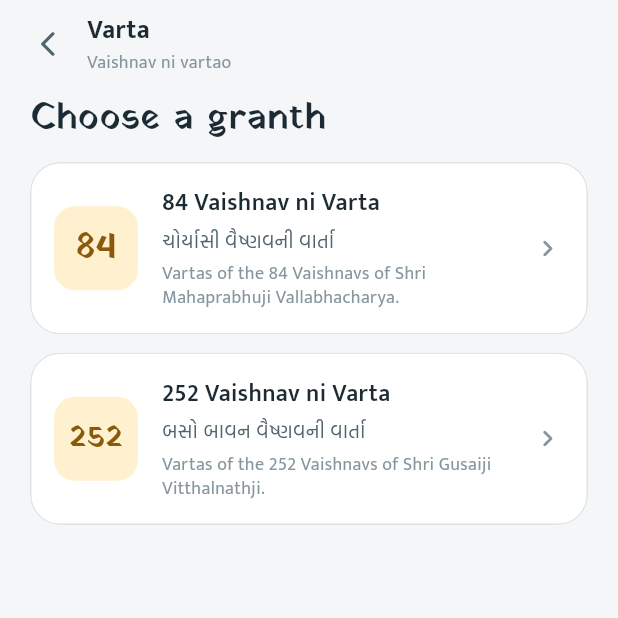
After one commit to priyankraychura/pushtimarg_new, a Flutter app: the VartaScreen screen opened by its route, on a phone screen of 412 x 824 dp, the top half of it. The commit adds this screen. Run offline on Flutter 3.47's test engine with Material 3 defaults, Android fonts, the phone set to English and light mode, and no system bars; drawn by our look-alikes of flutter_animate; our stand-ins replace cloud_firestore, firebase_auth, firebase_core, flutter_riverpod, go_router, google_sign_in and 2 more; accounts and stored records are empty.

Commit message:
Add Varta screen, route, and collection enum
Introduce Varta feature: add VartaScreen UI and VartaCollection enum, register a /varta route, and update the home category tiles. Changes: add lib/features/varta/presentation/varta_screen.dart (landing UI with cards for 84 and 252 granths, shows coming-soon Snackbar), add lib/features/varta/domain/varta_collection.dart (metadata and fromKey), add AppRoutes.varta and router entry, and update CategoryGrid to show Varta counts and navigate to the Varta screen instead of setting the bhajan filter.

````diff
--- a/lib/core/router/app_router.dart
+++ b/lib/core/router/app_router.dart
@@ -13,6 +13,7 @@ import '../../features/home/presentation/home_screen.dart';
 import '../../features/lyrics/presentation/lyrics_screen.dart';
 import '../../features/settings/presentation/settings_screen.dart';
 import '../../features/shell/presentation/app_shell.dart';
+import '../../features/varta/presentation/varta_screen.dart';
 import '../theme/theme.dart';
 import '../widgets/container_transform_page.dart';
 import 'app_routes.dart';
@@ -71,6 +72,11 @@ final routerProvider = Provider<GoRouter>((ref) {
         pageBuilder: (_, s) => _sharedAxis(s, const CalendarScreen()),
       ),
       GoRoute(
+        path: AppRoutes.varta,
+        parentNavigatorKey: _rootKey,
+        pageBuilder: (_, s) => _sharedAxis(s, const VartaScreen()),
+      ),
+      GoRoute(
         path: AppRoutes.lyrics,
         parentNavigatorKey: _rootKey,
         // Grows out of the tapped card (passed as `extra`) and shrinks back on
--- a/lib/core/router/app_routes.dart
+++ b/lib/core/router/app_routes.dart
@@ -11,6 +11,7 @@ abstract final class AppRoutes {
   // Pushed screens
   static const calendar = '/calendar';
   static const search = '/search';
+  static const varta = '/varta';
   static const lyrics = '/lyrics/:id';
   static String lyricsFor(String id) => '/lyrics/$id';
 }
--- a/lib/features/home/presentation/widgets/category_grid.dart
+++ b/lib/features/home/presentation/widgets/category_grid.dart
@@ -8,9 +8,11 @@ import '../../../../core/utils/context_extensions.dart';
 import '../../../../core/widgets/widgets.dart';
 import '../../../bhajans/domain/bhajan.dart';
 import '../../../bhajans/providers/bhajan_providers.dart';
+import '../../../varta/domain/varta_collection.dart';
 
 /// Four browse tiles — Aarti, Kirtan, Pad, Varta — with live counts.
-/// Tapping sets the filter and switches to the Bhajans tab.
+/// Tapping sets the filter and switches to the Bhajans tab; Varta instead
+/// opens its own screen (84 / 252 Vaishnav ni Varta).
 class CategoryGrid extends ConsumerWidget {
   const CategoryGrid({super.key});
 
@@ -29,6 +31,10 @@ class CategoryGrid extends ConsumerWidget {
                 radius: AppRadius.xl,
                 padding: const EdgeInsets.fromLTRB(6, 14, 6, 10),
                 onTap: () {
+                  if (cat == BhajanCategory.varta) {
+                    context.push(AppRoutes.varta);
+                    return;
+                  }
                   ref.read(bhajanFilterProvider.notifier).setCategory(cat);
                   context.go(AppRoutes.bhajans);
                 },
@@ -37,8 +43,13 @@ class CategoryGrid extends ConsumerWidget {
                     IconTile(icon: cat.icon, tone: cat.tone),
                     Gap.xs,
                     Text(cat.label, style: AppTypography.labelMedium.copyWith(fontSize: 13, color: c.ink)),
-                    Text('${all.where((b) => b.category == cat).length}',
-                        style: AppTypography.caption.copyWith(color: c.ink3)),
+                    Text(
+                      // Varta has no bhajan rows; show the two granth sizes instead.
+                      cat == BhajanCategory.varta
+                          ? VartaCollection.values.map((v) => v.count).join(' · ')
+                          : '${all.where((b) => b.category == cat).length}',
+                      style: AppTypography.caption.copyWith(color: c.ink3),
+                    ),
                   ],
                 ),
               ),
--- /dev/null
+++ b/lib/features/varta/domain/varta.dart
@@ -0,0 +1,121 @@
+import 'package:flutter/foundation.dart';
+
+import 'varta_collection.dart';
+
+/// One numbered episode ("પ્રસંગ ૧") of a varta. Most are a single
+/// paragraph; a few open with a shloka followed by its commentary.
+@immutable
+class VartaPrasang {
+  const VartaPrasang({required this.number, required this.paragraphs});
+
+  final int number;
+  final List<String> paragraphs;
+
+  factory VartaPrasang.fromMap(Map<String, dynamic> m) => VartaPrasang(
+        number: (m['number'] as num?)?.toInt() ?? 0,
+        paragraphs: List<String>.from(m['paragraphs'] as List? ?? const []),
+      );
+
+  Map<String, dynamic> toMap() => {'number': number, 'paragraphs': paragraphs};
+}
+
+/// The varta of one vaishnav: heading, prasangs, the "સાર" points that
+/// follow them, and any closing notes (a dhol, where the sevya swaroop is
+/// today). A varta usually has one section; some bundle a relative's varta
+/// after the main one (Govindswami → his sister Kanhbai).
+@immutable
+class VartaSection {
+  const VartaSection({
+    required this.title,
+    this.prasangs = const [],
+    this.saar = const [],
+    this.notes = const [],
+  });
+
+  /// Heading line, e.g. "શ્રી ગુસાંઈજીના સેવક ગોવિંદસ્વામી … તેમની વાર્તા".
+  final String title;
+  final List<VartaPrasang> prasangs;
+
+  /// Summary points ("સાર"), one string each; numbered by the reader.
+  final List<String> saar;
+  final List<String> notes;
+
+  factory VartaSection.fromMap(Map<String, dynamic> m) => VartaSection(
+        title: m['title'] as String? ?? '',
+        prasangs: [
+          for (final p in m['prasangs'] as List? ?? const []) VartaPrasang.fromMap(Map<String, dynamic>.from(p as Map)),
+        ],
+        saar: List<String>.from(m['saar'] as List? ?? const []),
+        notes: List<String>.from(m['notes'] as List? ?? const []),
+      );
+
+  Map<String, dynamic> toMap() => {
+        'title': title,
+        'prasangs': [for (final p in prasangs) p.toMap()],
+        'saar': saar,
+        'notes': notes,
+      };
+}
+
+/// One varta of the 84 or 252 granth. Whole text is bundled in the doc since
+/// it is only ever read as a unit.
+///
+/// Firestore doc `vartas/{id}`:
+/// ```
+/// collection (chaurasi|doSauBavan), number, name, nameEn, subtitle, sections[]
+/// ```
+@immutable
+class Varta {
+  const Varta({
+    required this.id,
+    required this.collection,
+    required this.number,
+    required this.name,
+    required this.nameEn,
+    this.subtitle = '',
+    this.sections = const [],
+  });
+
+  final String id;
+  final VartaCollection collection;
+
+  /// Position in the granth (1-based).
+  final int number;
+
+  /// Vaishnav's name in Gujarati, e.g. "ગોવિંદસ્વામી".
+  final String name;
+  final String nameEn;
+
+  /// Caste / place line shown under the name, e.g. "સાનોડીયા બ્રાહ્મણ · મહાવન".
+  final String subtitle;
+  final List<VartaSection> sections;
+
+  int get prasangCount => sections.fold(0, (n, s) => n + s.prasangs.length);
+
+  factory Varta.fromMap(String id, Map<String, dynamic> m) => Varta(
+        id: id,
+        collection: VartaCollection.fromKey(m['collection'] as String?),
+        number: (m['number'] as num?)?.toInt() ?? 0,
+        name: m['name'] as String? ?? '',
+        nameEn: m['nameEn'] as String? ?? '',
+        subtitle: m['subtitle'] as String? ?? '',
+        sections: [
+          for (final s in m['sections'] as List? ?? const []) VartaSection.fromMap(Map<String, dynamic>.from(s as Map)),
+        ],
+      );
+
+  Map<String, dynamic> toMap() => {
+        'collection': collection.name,
+        'number': number,
+        'name': name,
+        'nameEn': nameEn,
+        'subtitle': subtitle,
+        'sections': [for (final s in sections) s.toMap()],
+      };
+
+  bool matches(String query) {
+    final q = query.trim().toLowerCase();
+    if (q.isEmpty) return true;
+    return name.contains(q) || nameEn.toLowerCase().contains(q) || subtitle.contains(q) || '$number' == q;
+  }
+}
--- /dev/null
+++ b/lib/features/varta/domain/varta_collection.dart
@@ -0,0 +1,34 @@
+/// The two Varta granths — the Chaurasi (84) and Do Sau Bavan (252)
+/// Vaishnav ni Varta — chosen on the Varta screen.
+enum VartaCollection {
+  chaurasi(
+    count: 84,
+    title: '84 Vaishnav ni Varta',
+    titleGu: 'ચોર્યાસી વૈષ્ણવની વાર્તા',
+    description: 'Vartas of the 84 Vaishnavs of Shri Mahaprabhuji Vallabhacharya.',
+  ),
+  doSauBavan(
+    count: 252,
+    title: '252 Vaishnav ni Varta',
+    titleGu: 'બસો બાવન વૈષ્ણવની વાર્તા',
+    description: 'Vartas of the 252 Vaishnavs of Shri Gusaiji Vitthalnathji.',
+  );
+
+  const VartaCollection({
+    required this.count,
+    required this.title,
+    required this.titleGu,
+    required this.description,
+  });
+
+  /// Number of vartas in the granth; also the number shown on its card.
+  final int count;
+  final String title;
+  final String titleGu;
+  final String description;
+
+  static VartaCollection fromKey(String? key) => values.firstWhere(
+        (v) => v.name == key,
+        orElse: () => VartaCollection.chaurasi,
+      );
+}
--- /dev/null
+++ b/lib/features/varta/presentation/varta_screen.dart
@@ -0,0 +1,134 @@
+import 'package:flutter/material.dart';
+import 'package:flutter_animate/flutter_animate.dart';
+
+import '../../../core/theme/theme.dart';
+import '../../../core/utils/context_extensions.dart';
+import '../../../core/widgets/widgets.dart';
+import '../domain/varta_collection.dart';
+
+/// Landing screen for Varta: pick between the 84 and 252 Vaishnav granths.
+class VartaScreen extends StatelessWidget {
+  const VartaScreen({super.key});
+
+  @override
+  Widget build(BuildContext context) {
+    final c = context.colors;
+    return Scaffold(
+      body: ListView(
+        padding: EdgeInsets.only(top: context.safe.top + 8, bottom: AppSpacing.xxxl),
+        children: [
+          Padding(
+            padding: const EdgeInsets.symmetric(horizontal: AppSpacing.md),
+            child: Row(
+              children: [
+                AppIconButton(
+                  icon: Icons.arrow_back_ios_new_rounded,
+                  iconSize: 20,
+                  onTap: () => Navigator.of(context).maybePop(),
+                ),
+                Gap.xs,
+                Expanded(
+                  child: Column(
+                    crossAxisAlignment: CrossAxisAlignment.start,
+                    children: [
+                      Text('Varta', style: AppTypography.titleLarge.copyWith(color: c.ink)),
+                      Text('Vaishnav ni vartao',
+                          style: AppTypography.caption.copyWith(fontSize: 12, color: c.ink3)),
+                    ],
+                  ),
+                ),
+              ],
+            ),
+          ),
+          Gap.lg,
+          Padding(
+            padding: AppSpacing.pageH,
+            child: Text('Choose a granth', style: AppTypography.displaySmall.copyWith(color: c.ink)),
+          ),
+          Gap.lg,
+          Padding(
+            padding: AppSpacing.pageH,
+            child: Column(
+              children: [
+                for (final (i, v) in VartaCollection.values.indexed) ...[
+                  _VartaOptionCard(collection: v)
+                      .animate()
+                      .fadeIn(delay: (80 * i).ms, duration: 300.ms)
+                      .slideY(begin: .06, curve: AppMotion.standard),
+                  if (v != VartaCollection.values.last) Gap.md,
+                ],
+              ],
+            ),
+          ),
+        ],
+      ),
+    );
+  }
+}
+
+/// One tappable card per granth — count badge, title in both scripts, and a
+/// one-line description.
+class _VartaOptionCard extends StatelessWidget {
+  const _VartaOptionCard({required this.collection});
+  final VartaCollection collection;
+
+  @override
+  Widget build(BuildContext context) {
+    final c = context.colors;
+    return AppCard(
+      radius: AppRadius.card,
+      padding: const EdgeInsets.all(AppSpacing.lg),
+      // TODO: open the varta list for this granth once its data lands.
+      onTap: () => ScaffoldMessenger.of(context)
+        ..hideCurrentSnackBar()
+        ..showSnackBar(SnackBar(content: Text('${collection.title} — coming soon'))),
+      child: Row(
+        children: [
+          _CountBadge(count: collection.count),
+          Gap.lg,
+          Expanded(
+            child: Column(
+              crossAxisAlignment: CrossAxisAlignment.start,
+              children: [
+                Text(collection.title, style: AppTypography.titleMedium.copyWith(color: c.ink)),
+                Gap.xxs,
+                Text(collection.titleGu,
+                    style: AppTypography.gujarati(AppTypography.bodySmall).copyWith(color: c.ink2)),
+                Gap.xs,
+                Text(collection.description,
+                    style: AppTypography.caption.copyWith(fontSize: 12, height: 1.3, color: c.ink3)),
+              ],
+            ),
+          ),
+          Gap.sm,
+          Icon(Icons.chevron_right_rounded, color: c.ink3),
+        ],
+      ),
+    );
+  }
+}
+
+/// Marigold square showing the granth's varta count (84 / 252).
+class _CountBadge extends StatelessWidget {
+  const _CountBadge({required this.count});
+  final int count;
+
+  @override
+  Widget build(BuildContext context) {
+    final c = context.colors;
+    return Container(
+      width: 56,
+      height: 56,
+      alignment: Alignment.center,
+      decoration: BoxDecoration(color: c.accentSoft, borderRadius: AppRadius.r(AppRadius.lg)),
+      child: Text(
+        '$count',
+        style: AppTypography.displaySmall.copyWith(
+          fontSize: count > 99 ? 20 : 24,
+          color: c.accentInk,
+          fontFeatures: const [FontFeature.tabularFigures()],
+        ),
+      ),
+    );
+  }
+}
````
